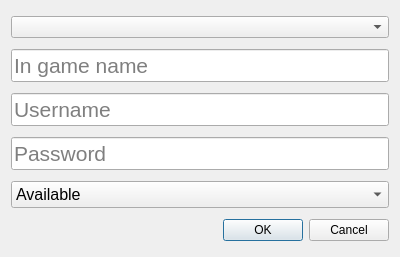
The window that editdialog.ui (Ima-Kang/LoLTools) describes before a commit, drawn with Qt 5.
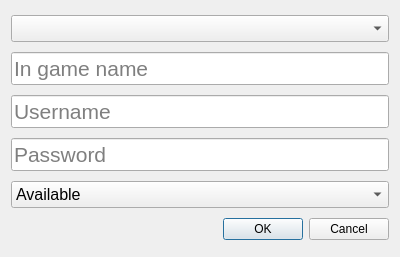
The same window after the commit.

The edit to the form file:
```diff
--- a/editdialog.ui
+++ b/editdialog.ui
@@ -22,12 +22,21 @@
        <height>0</height>
       </size>
      </property>
+     <property name="font">
+      <font>
+       <family>Arial</family>
+       <pointsize>12</pointsize>
+      </font>
+     </property>
      <property name="maxVisibleItems">
       <number>10</number>
      </property>
      <property name="sizeAdjustPolicy">
       <enum>QComboBox::AdjustToContents</enum>
      </property>
+     <property name="placeholderText">
+      <string>Username</string>
+     </property>
     </widget>
    </item>
    <item>
```
Left out of the diff: 10 changed lines with no effect on the pictures.
